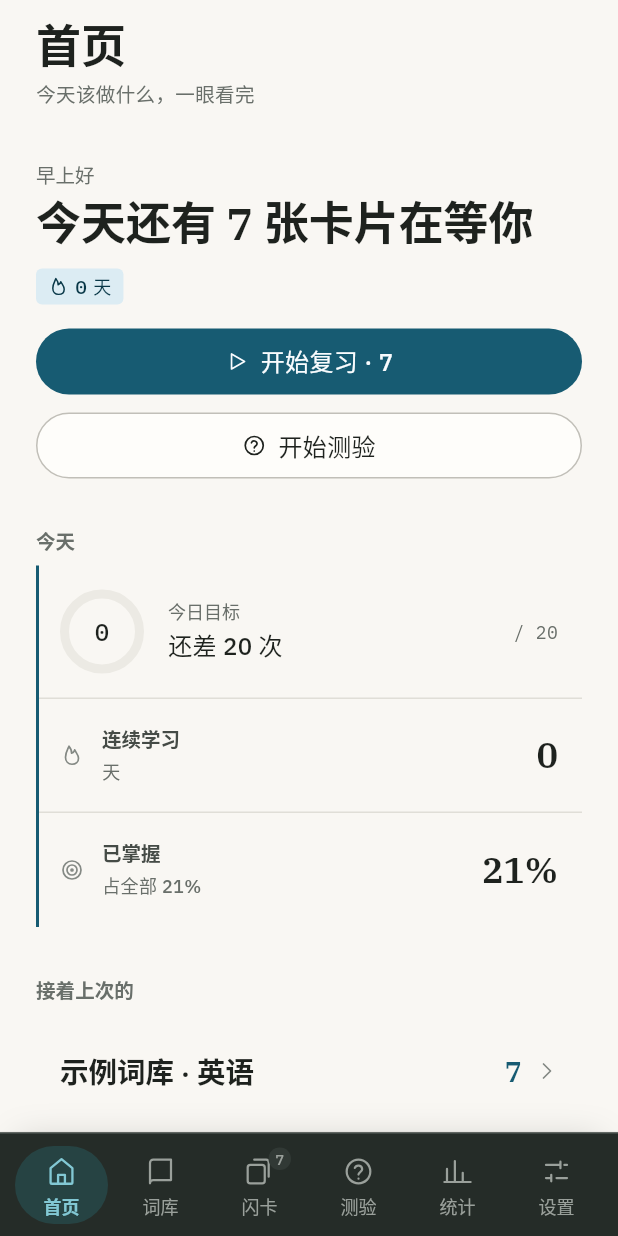
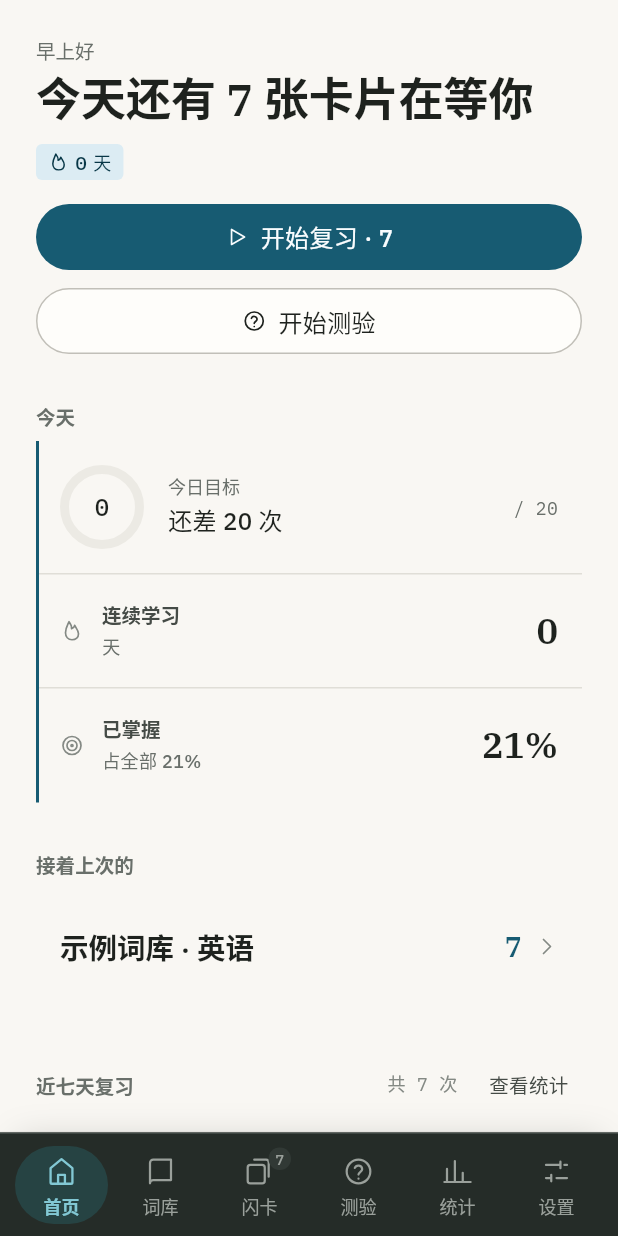
Before and after one commit to noahal1/Lexumo, a Flutter app: the screen it shows after launch, on a phone screen of 412 x 824 dp. Run offline on Flutter 3.47's test engine with Material 3 defaults, Android fonts, the phone set to English and light mode, and no system bars; missing offline and left inert: file_selector; network calls fail; project files that could hold a hidden picture were left out.

Commit message:
feat(ui): 删掉每一页的标题栏
页面顶部的标题加副标题一共吃掉 866dp 手机屏的 77dp，而标题说的
是侧栏/底栏已经写着的那句话，副标题只是把正文下面几行又数了一遍。

- PageShell 去掉 title/subtitle 参数，整条 _TopBar 删除（96 行）
- 原本挂在标题栏右侧的三个按钮各自找新家：
  · 统计页「开始复习」→ 正文顶部右对齐
  · 测验页「结束本轮」→ 计分芯片后面；方向选择器从标题栏
    搬到正文（原来只在触摸端有正文版本，现在两端同一处）
  · 词库页「词库」→ 删除，_ListTabs 末尾的 + 按钮早就能打开同一个
    对话框，同一个入口挂了两遍
- 删掉 12 个因此变死的 i18n key；保留 words.subtitle，词条编辑
  对话框的副标题还在用它
- 顶栏预算测试从「≤ 84dp」改成「= 0dp」，并新增一条守着
  「删了标题栏也不至于不知道自己在哪一页」——侧栏/底栏得念出页名
- 顺带修掉三处因为没了标题栏才暴露的重复：闪卡页和测验页开头
  都在重复下面按钮的原话；测验页的「14 个词可测」和侧栏重复，
  但侧栏在窄屏隐藏，所以改成只有窄屏才显示（每屏恰好一份）

````diff
--- a/flutter/lib/ui/core/i18n/i18n.dart
+++ b/flutter/lib/ui/core/i18n/i18n.dart
@@ -43,7 +43,7 @@ const Map<UiLang, Map<String, String>> _dicts = <UiLang, Map<String, String>>{
 /// ```dart
 /// final i18n = I18n(lang);
 /// i18n.t('nav.words');                       // 词库
-/// i18n.t('words.pageSubtitle', {'words': 12, 'due': 3});
+/// i18n.t('home.listMeta', {'words': 12, 'due': 3});
 /// ```
 ///
 /// Keys are the raw dot paths from the TS dictionaries rather than generated
--- a/flutter/lib/ui/core/i18n/zh_cn.dart
+++ b/flutter/lib/ui/core/i18n/zh_cn.dart
@@ -59,8 +59,6 @@ const Map<String, String> zhCnRaw = {
   'nav.stats': '统计',
   'nav.settings': '设置',
   // home
-  'home.title': '首页',
-  'home.subtitle': '今天该做什么，一眼看完',
   'home.greetingMorning': '早上好',
   'home.greetingAfternoon': '下午好',
   'home.greetingEvening': '晚上好',
@@ -93,9 +91,7 @@ const Map<String, String> zhCnRaw = {
   'shell.shortcutsSub': '不用鼠标，也能把该复习的过完。',
   'shell.shortcutsTypingHint': '在输入框里打字时，这些键不会触发。',
   // words
-  'words.title': '词库',
   'words.subtitle': '收集、整理、并让每一个词慢慢留下来',
-  'words.pageSubtitle': '{words} 词，今日待复习 {due}',
   'words.addWord': '添加词语',
   'words.editWord': '编辑词语',
   'words.term': '词语',
@@ -169,8 +165,6 @@ const Map<String, String> zhCnRaw = {
   'words.listsSubtitle': '{n} 个词库',
   'words.deleteListConfirm': '删除词库「{name}」，其中的 {n} 个词语会一起删掉，不能恢复。',
   // flashcards
-  'flashcards.title': '闪卡',
-  'flashcards.subtitle': '按节奏复习，让记忆在遗忘前被唤醒',
   'flashcards.start': '开始复习',
   // 数字与量词分开显示：数字用等宽体领先，说明文字跟在下面。
   'flashcards.figureDue': '张到期',
@@ -216,8 +210,6 @@ const Map<String, String> zhCnRaw = {
   'flashcards.newCapReached': '今天的新卡上限是 {n} 张，剩下的明天再来。',
   'flashcards.goQuiz': '去测验',
   // quiz
-  'quiz.title': '测验',
-  'quiz.subtitle': '用主动回忆检验掌握程度',
   'quiz.termToDef': '词语 → 释义',
   'quiz.defToTerm': '释义 → 词语',
   'quiz.start': '开始测验',
@@ -252,8 +244,6 @@ const Map<String, String> zhCnRaw = {
   'quiz.answeredCount': '答了 {n} / {total} 题',
   'quiz.unanswered': '没有作答',
   // stats
-  'stats.title': '统计',
-  'stats.subtitle': '看见积累的形状',
   'stats.totalWords': '词语总数',
   'stats.mastered': '已掌握',
   'stats.dueToday': '今日待复习',
@@ -305,8 +295,6 @@ const Map<String, String> zhCnRaw = {
   'shortcuts.skip': '跳过当前卡',
   'shortcuts.closeModal': '关闭弹窗',
   // settings
-  'settings.title': '设置',
-  'settings.subtitle': '把 Lexumo 调成你喜欢的样子',
   'settings.appearance': '外观',
   'settings.theme': '主题',
   'settings.language': '界面语言',
--- a/flutter/lib/ui/core/widgets/widgets.dart
+++ b/flutter/lib/ui/core/widgets/widgets.dart
@@ -14,16 +14,20 @@ import 'density.dart';
 import 'entrance.dart';
 import 'lex_icon.dart';
 
-/// The page shell every screen uses: a sticky header over a scrolling body.
+/// The page shell every screen uses: one scrolling body, nothing above it.
 ///
-/// The web version drew `.topbar` + `.page`; on Flutter the header is a
-/// [Column] child and the body expands, which keeps one scroll view per page
-/// and lets the phone layout put its tab bar underneath without measuring.
+/// It used to open every page with a sticky bar carrying a 30dp serif title and
+/// a one-line subtitle. Both are gone. The shell's own navigation already names
+/// the page — the sidebar's active row, the phone tab bar's selected tab — so a
+/// title repeated the one thing the screen had just told you, and on a phone it
+/// spent the first ~77dp of an 866dp screen doing it. The subtitle was worse: it
+/// counted things the body counts again one block below.
+///
+/// What survives is the body, which still expands rather than scrolls the whole
+/// page, so the phone tab bar can sit underneath without anyone measuring.
 class PageShell extends StatelessWidget {
   const PageShell({
     super.key,
-    required this.title,
-    this.subtitle,
     this.actions,
     required this.children,
     this.wide = false,
@@ -32,8 +36,13 @@ class PageShell extends StatelessWidget {
     this.bleed = false,
   });
 
-  final String title;
-  final String? subtitle;
+  /// A page-level action, drawn at the top of the body and aligned to its end.
+  ///
+  /// It lives inside the scroll view, not in chrome above it: an action belongs
+  /// to the content it acts on, and a button pinned above a list scrolls away
+  /// from the list's own idea of where it is. Only the pages that genuinely
+  /// have one page-wide action pass this — a button that duplicates something
+  /// already in the body is not an action, it is a second copy.
   final Widget? actions;
   final List<Widget> children;
 
@@ -52,10 +61,12 @@ class PageShell extends StatelessWidget {
   @override
   Widget build(BuildContext context) {
     final maxWidth = wide ? 1360.0 : Layout.contentMax;
+    // The action row sits inside the scroll view so it scrolls with the content
+    // it acts on. `bleed` pages draw their lists edge to edge, so the row keeps
+    // its own gutter rather than inheriting the body's (absent) padding.
     final body = Column(
       crossAxisAlignment: CrossAxisAlignment.stretch,
       children: [
-        _TopBar(title: title, subtitle: subtitle, actions: actions, maxWidth: maxWidth),
         Expanded(
           child: Scrollbar(
             controller: controller,
@@ -85,7 +96,22 @@ class PageShell extends StatelessWidget {
                       offset: 0,
                       child: Column(
                         crossAxisAlignment: CrossAxisAlignment.stretch,
-                        children: children,
+                        children: [
+                          if (actions != null) ...[
+                            Padding(
+                              padding: EdgeInsetsDirectional.only(
+                                start: bleed ? Sp.x6 : 0,
+                                end: bleed ? Sp.x6 : 0,
+                              ),
+                              child: Align(
+                                alignment: AlignmentDirectional.centerEnd,
+                                child: actions,
+                              ),
+                            ),
+                            const SizedBox(height: Sp.x4),
+                          ],
+                          ...children,
+                        ],
                       ),
                     ),
                   ),
@@ -109,102 +135,6 @@ class PageShell extends StatelessWidget {
           child: fab!,
         ),
       ],
-    );
-  }
-}
-
-class _TopBar extends StatelessWidget {
-  const _TopBar({
-    required this.title,
-    required this.subtitle,
-    required this.actions,
-    required this.maxWidth,
-  });
-
-  final String title;
-  final String? subtitle;
-  final Widget? actions;
-  final double maxWidth;
-
-  @override
-  Widget build(BuildContext context) {
-    final p = Palette.of(context);
-    return Container(
-      // No hairline under the header. The reference sets its title straight on
-      // the page with nothing drawn around it, and a rule here made the bar
-      // read as a separate toolbar rather than as the opening line of the page.
-      // The header still sits above the scroll view, so nothing slides under it.
-      color: p.bg,
-      child: Center(
-        child: ConstrainedBox(
-          constraints: BoxConstraints(maxWidth: maxWidth),
-          child: Padding(
-            // The title is a display line again. It had been pulled down to
-            // 19dp to stop the dashboard's header competing with the headline
-            // directly beneath it; the fix for that belongs in the dashboard's
-            // own first block, not in a page title that every screen renders.
-            // At 30dp serif the header speaks once and the content below it
-            // starts lower, which is the rhythm the reference has.
-            //
-            // The phone pad is deliberately tighter than the desktop one. A
-            // 30dp title already spends the whole header budget — the type is
-            // 34.5 + 18.2dp of it — so the phone keeps 12dp above and below
-            // and lets the size do the talking, instead of spending an
-            // 866dp screen's first 91dp on a title block.
-            padding: EdgeInsets.fromLTRB(
-              Sp.x6,
-              context.isTouch ? Sp.x3 : Sp.x7,
-              Sp.x6,
-              context.isTouch ? Sp.x3 : Sp.x4,
-            ),
-            child: Row(
-              crossAxisAlignment: CrossAxisAlignment.center,
-              children: [
-                Expanded(
-                  child: Column(
-                    crossAxisAlignment: CrossAxisAlignment.start,
-                    mainAxisSize: MainAxisSize.min,
-                    children: [
-                      Text(
-                        title,
-                        style: TextStyle(
-                          fontFamily: Fonts.display,
-                          fontSize: Fs.x2xl,
-                          height: Lh.title,
-                          fontWeight: FontWeight.w600,
-                          letterSpacing: -0.02,
-                          color: p.ink,
-                        ),
-                      ),
-                      if (subtitle != null) ...[
-                        const SizedBox(height: Sp.x1 + 2),
-                        // The subtitle counts and describes; it is not content
-                        // to read. Left to wrap, a phone-width header spends
-                        // three lines on 「14 词，今日待复习 9」 while the page
-                        // below it loses that height.
-                        Text(
-                          subtitle!,
-                          maxLines: 1,
-                          overflow: TextOverflow.ellipsis,
-                          style: TextStyle(
-                            fontSize: Fs.sm,
-                            color: p.ink3,
-                            height: Lh.snug,
-                          ),
-                        ),
-                      ],
-                    ],
-                  ),
-                ),
-                if (actions != null) ...[
-                  const SizedBox(width: Sp.x4),
-                  actions!,
-                ],
-              ],
-            ),
-          ),
-        ),
-      ),
     );
   }
 }
--- a/flutter/lib/ui/features/home/views/home_page.dart
+++ b/flutter/lib/ui/features/home/views/home_page.dart
@@ -66,16 +66,12 @@ class _HomePageState extends State<HomePage> {
       listenable: _vm,
       builder: (BuildContext context, Widget? _) {
         final vm = _vm;
-        final String title = context.t('home.title');
-        final String subtitle = context.t('home.subtitle');
 
         /* A dashboard of zeroes teaches nothing, so an empty library becomes one
            card that says what to do first — the same shape the stats page uses
            for the same situation. */
         if (vm.isEmpty) {
           return PageShell(
-            title: title,
-            subtitle: subtitle,
             controller: widget.controller,
             children: <Widget>[
               EmptyState(
@@ -95,8 +91,6 @@ class _HomePageState extends State<HomePage> {
         }
 
         return PageShell(
-          title: title,
-          subtitle: subtitle,
           controller: widget.controller,
           // The dashboard is a stack of lists, not a stack of boxes: every band
           // below runs edge to edge with hairlines between its rows, and the
--- a/flutter/lib/ui/features/settings/views/settings_page.dart
+++ b/flutter/lib/ui/features/settings/views/settings_page.dart
@@ -244,8 +244,6 @@ class _SettingsPageState extends State<SettingsPage> {
         final p = Palette.of(context);
 
         return PageShell(
-          title: context.t('settings.title'),
-          subtitle: context.t('settings.subtitle'),
           controller: widget.controller,
           children: [
             ConstrainedBox(
````
Also changed, not shown: flutter/lib/ui/core/i18n/en.dart (+0 -12 lines), flutter/lib/ui/features/flashcards/views/flashcards_page.dart (+7 -22 lines), flutter/lib/ui/features/quiz/views/quiz_page.dart (+41 -63 lines), flutter/lib/ui/features/stats/views/stats_page.dart (+3 -7 lines), flutter/lib/ui/features/words/views/words_page.dart (+4 -12 lines), 3 other files.
